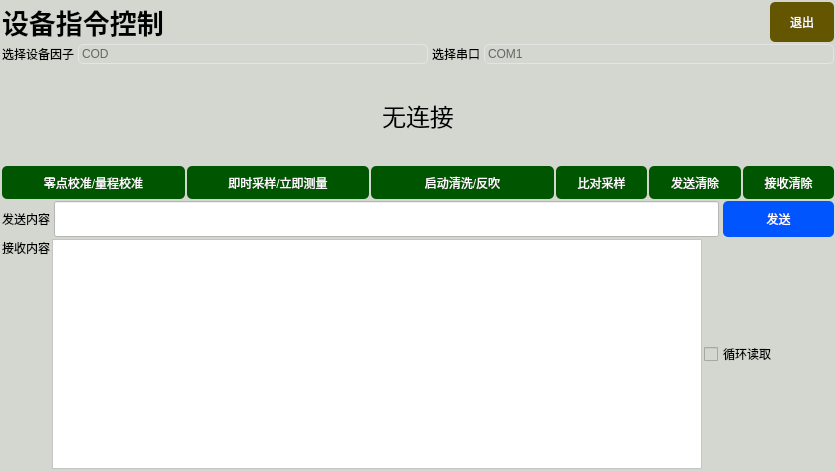
The window that qt-app-master/devicecmdctrldlg.ui (aa123Eason/workcode) describes before a commit, drawn with Qt 5.
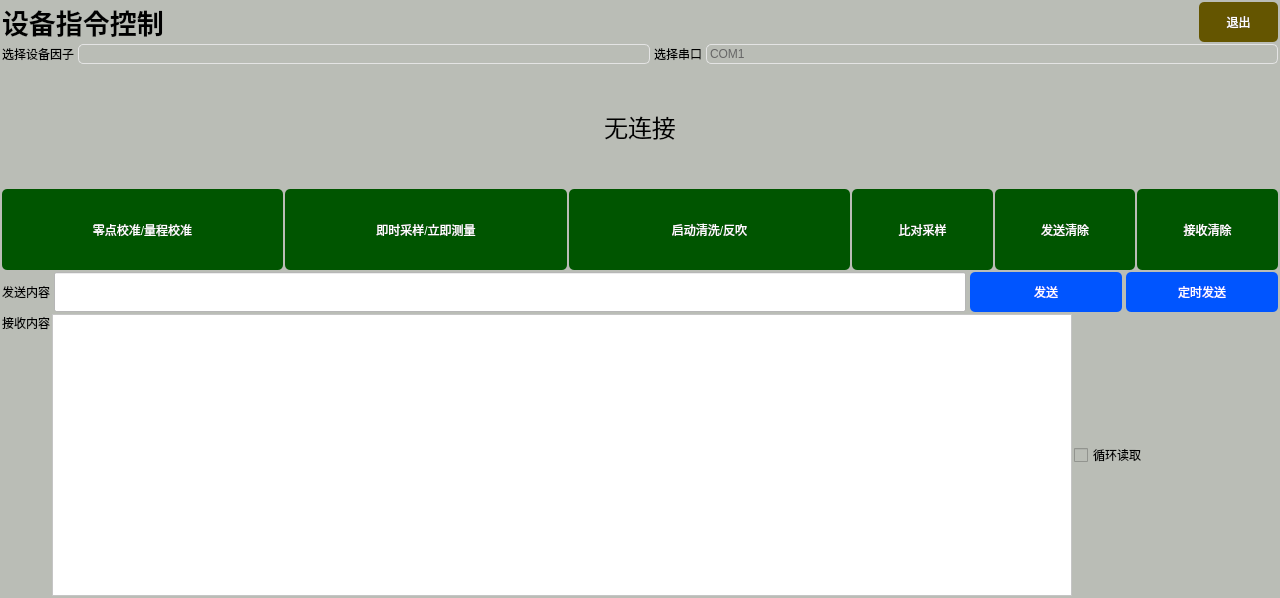
The same window after the commit. Icons and pictures are not drawn.

Commit message: 定时发送

Patch:
```diff
--- a/qt-app-master/devicecmdctrldlg.ui
+++ b/qt-app-master/devicecmdctrldlg.ui
@@ -6,8 +6,8 @@
    <rect>
     <x>0</x>
     <y>0</y>
-    <width>836</width>
-    <height>471</height>
+    <width>1280</width>
+    <height>598</height>
    </rect>
   </property>
   <property name="sizePolicy">
@@ -20,9 +20,9 @@
    <string>Dialog</string>
   </property>
   <property name="styleSheet">
-   <string notr="true">background-color: rgb(211, 215, 207);</string>
+   <string notr="true">background-color: rgb(186, 189, 182);</string>
   </property>
-  <layout class="QVBoxLayout" name="verticalLayout" stretch="0,0,3,1,1,7">
+  <layout class="QVBoxLayout" name="verticalLayout" stretch="0,0,3,2,3,1,7">
    <property name="spacing">
     <number>2</number>
    </property>
@@ -39,7 +39,7 @@
     <number>2</number>
    </property>
    <item>
-    <layout class="QHBoxLayout" name="horizontalLayout_5" stretch="12,1">
+    <layout class="QHBoxLayout" name="horizontalLayout_5" stretch="3,12,1">
      <item>
       <widget class="QLabel" name="label_3">
        <property name="font">
@@ -57,6 +57,23 @@
        </property>
       </widget>
      </item>
+     <item>
+      <widget class="QLabel" name="timertk">
+       <property name="font">
+        <font>
+         <pointsize>20</pointsize>
+         <weight>75</weight>
+         <bold>true</bold>
+        </font>
+       </property>
+       <property name="text">
+        <string/>
+       </property>
+       <property name="alignment">
+        <set>Qt::AlignCenter</set>
+       </property>
+      </widget>
+     </item>
      <item>
       <widget class="QPushButton" name="btn_quit">
        <property name="sizePolicy">
@@ -170,26 +187,6 @@
   color:#ffffff;
 }</string>
        </property>
-       <item>
-        <property name="text">
-         <string>COD</string>
-        </property>
-       </item>
-       <item>
-        <property name="text">
-         <string>总磷蓝创</string>
-        </property>
-       </item>
-       <item>
-        <property name="text">
-         <string>高指云璟</string>
-        </property>
-       </item>
-       <item>
-        <property name="text">
-         <string>氨氮蓝创</string>
-        </property>
-       </item>
       </widget>
      </item>
      <item>
@@ -575,7 +572,10 @@
     </layout>
    </item>
    <item>
-    <layout class="QHBoxLayout" name="horizontalLayout" stretch="0,6,1">
+    <layout class="QGridLayout" name="timeset"/>
+   </item>
+   <item>
+    <layout class="QHBoxLayout" name="horizontalLayout" stretch="0,6,1,1">
      <property name="spacing">
       <number>4</number>
      </property>
@@ -652,6 +652,36 @@
        </property>
       </widget>
      </item>
+     <item>
+      <widget class="QPushButton" name="btn_sendbytime">
+       <property name="sizePolicy">
+        <sizepolicy hsizetype="Preferred" vsizetype="Preferred">
+         <horstretch>0</horstretch>
+         <verstretch>0</verstretch>
+        </sizepolicy>
+       </property>
+       <property name="styleSheet">
+        <string notr="true">QPushButton
+{
+	
+	background-color: rgb(0, 85, 255);
+	border-radius:5px;
+	color: rgb(255, 255, 255);
+	font: 75 22pt &quot;微软雅黑&quot;;
+}
+
+QPushButton::hover
+{
+	
+	background-color: rgb(0, 129, 194);
+}
+</string>
+       </property>
+       <property name="text">
+        <string>定时发送</string>
+       </property>
+      </widget>
+     </item>
     </layout>
    </item>
    <item>
```
Left out of the diff: 2 changed lines with no effect on the pictures. The commit also changes 7 other files.
